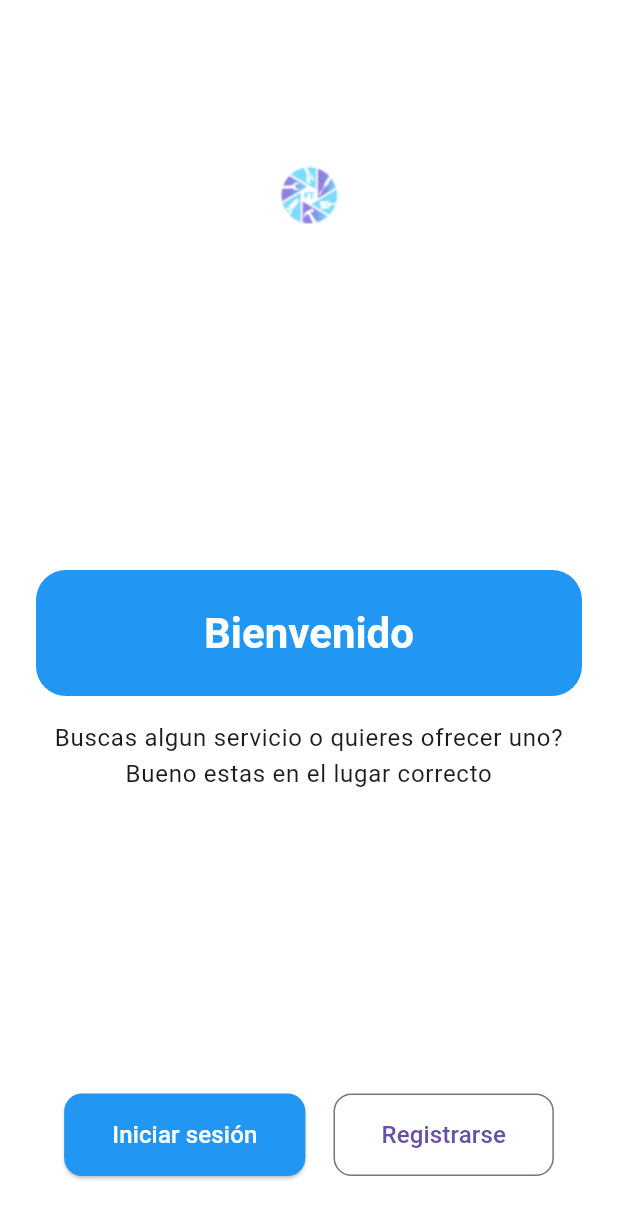
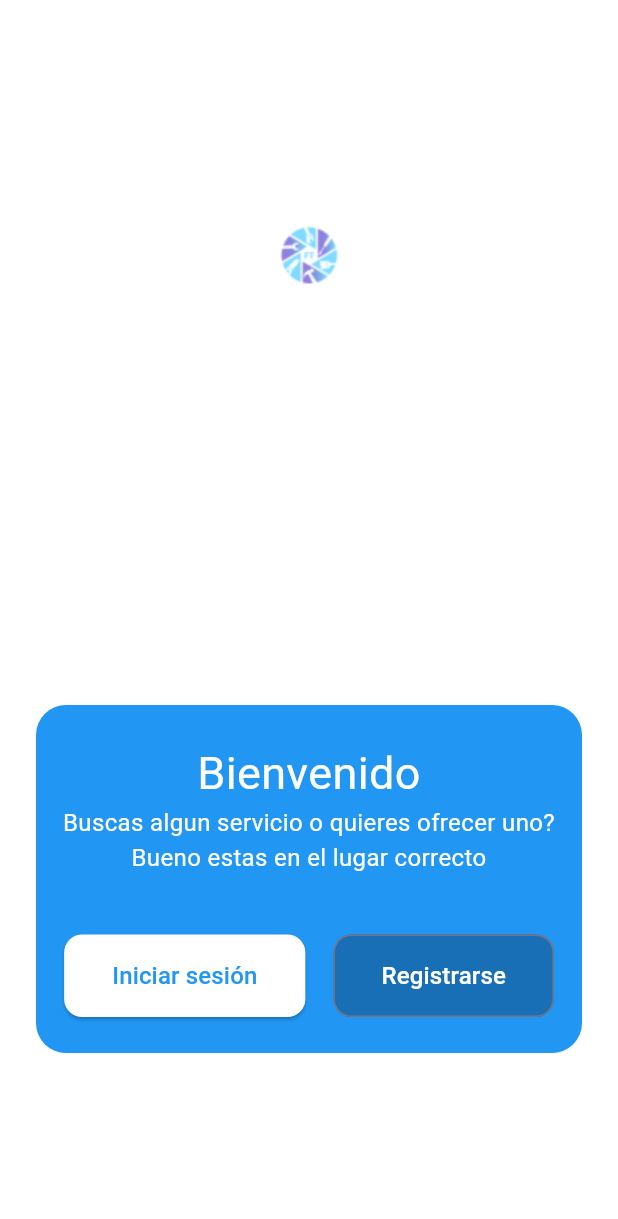
Before and after one commit to Brau2728/ForjaTrabajo, a Flutter app: the screen it shows after launch, on a phone screen of 412 x 824 dp. Shown: the top 1219 px of the screen. Run offline on Flutter 3.47's test engine with Material 3 defaults, Android fonts, the phone set to English and light mode, and no system bars.

Commit message:
commit bienvenida

```diff
--- a/lib/screens/bienvenida_screen.dart
+++ b/lib/screens/bienvenida_screen.dart
@@ -13,7 +13,7 @@ class BienvenidaScreen extends StatelessWidget {
           child: Column(
             crossAxisAlignment: CrossAxisAlignment.center,
             children: [
-              const SizedBox(height: 80),
+              const SizedBox(height: 120),
 
                // Logo en la parte superior
               Image.asset(
@@ -21,34 +21,25 @@ class BienvenidaScreen extends StatelessWidget {
               height: 100, // puedes ajustar el tamaño
               ),
 
-             const SizedBox(height: 200),
+             const SizedBox(height: 250),
 
 
-              Container(    //contenedor del bienvenido
+              Container(    //contenedor del bienvenido*******************
               width: double.infinity,
               padding: const EdgeInsets.symmetric(vertical: 24),
               decoration: BoxDecoration(
               color: Colors.blue,
               borderRadius: BorderRadius.circular(20), // redondear los contornos del contenedor
               ),
-              child: Text(
-                'Bienvenido',
-                  textAlign: TextAlign.center,
-                  style: Theme.of(context).textTheme.headlineMedium?.copyWith(
-                  color: Colors.white,
-                  fontWeight: FontWeight.bold,
-                ),
-              ),
-              ),
+              child: Column(
+                //crossAxisAlignment: CrossAxisAlignment.start,
+                children: [
+                  Text('Bienvenido', textAlign: TextAlign.center, style: TextStyle(fontSize: 30, color: Colors.white)),
+                  Text('Buscas algun servicio o quieres ofrecer uno? Bueno estas en el lugar correcto', textAlign: TextAlign.center, style: TextStyle(fontSize: 16, color: Colors.white)),
 
-              const SizedBox(height: 16),
-              Text(
-                'Buscas algun servicio o quieres ofrecer uno? Bueno estas en el lugar correcto',
-                textAlign: TextAlign.center,
-                style: Theme.of(context).textTheme.bodyLarge,
-              ),
-              const Spacer(),
-              Row(
+                  const SizedBox(height: 40),
+
+                  Row(
                 mainAxisAlignment: MainAxisAlignment.spaceEvenly,
                 children: [
                   ElevatedButton(
@@ -57,7 +48,7 @@ class BienvenidaScreen extends StatelessWidget {
                       Navigator.pushNamed(context, '/login');
                     },
                     style: ElevatedButton.styleFrom(
-                      backgroundColor: Colors.blue,
+                      backgroundColor: Colors.white,
                       padding: const EdgeInsets.symmetric(horizontal: 32, vertical: 16),
                       shape: RoundedRectangleBorder(
                         borderRadius: BorderRadius.circular(12),
@@ -65,7 +56,7 @@ class BienvenidaScreen extends StatelessWidget {
                     ),
                     child: const Text(
                       'Iniciar sesión',
-                      style: TextStyle(color: Colors.white, fontSize: 16),
+                      style: TextStyle(color: Colors.blue, fontSize: 16),
                     ),
                   ),
                   OutlinedButton(
@@ -74,7 +65,9 @@ class BienvenidaScreen extends StatelessWidget {
                       Navigator.pushNamed(context, '/register');
                     },
                     style: OutlinedButton.styleFrom(
-                      padding: const EdgeInsets.symmetric(horizontal: 32, vertical: 16),
+                      foregroundColor: Colors.white,
+                      backgroundColor: const Color.fromARGB(255, 25, 111, 182),
+                       padding: const EdgeInsets.symmetric(horizontal: 32, vertical: 16),
                       shape: RoundedRectangleBorder(
                         borderRadius: BorderRadius.circular(12),
                       ),
@@ -86,7 +79,14 @@ class BienvenidaScreen extends StatelessWidget {
                   ),
                 ],
               ),
-              const SizedBox(height: 40),
+
+                ]
+              )
+              ),
+
+              const Spacer(),
+
+              const SizedBox(height: 30),
             ],
           ),
         ),
```
